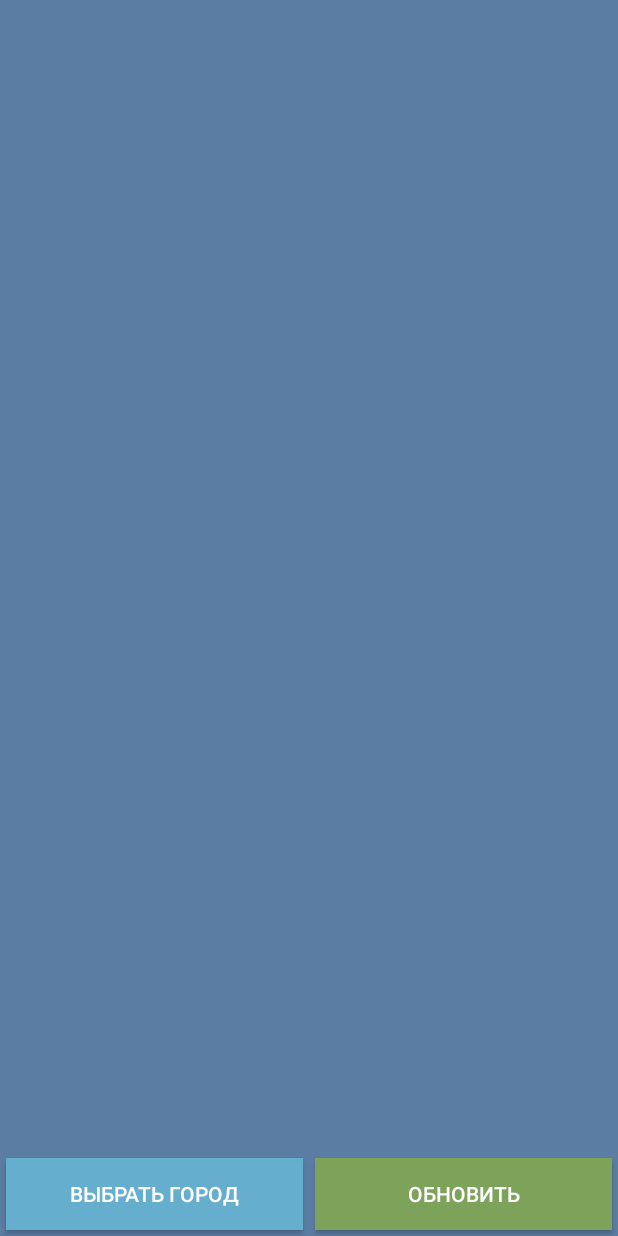
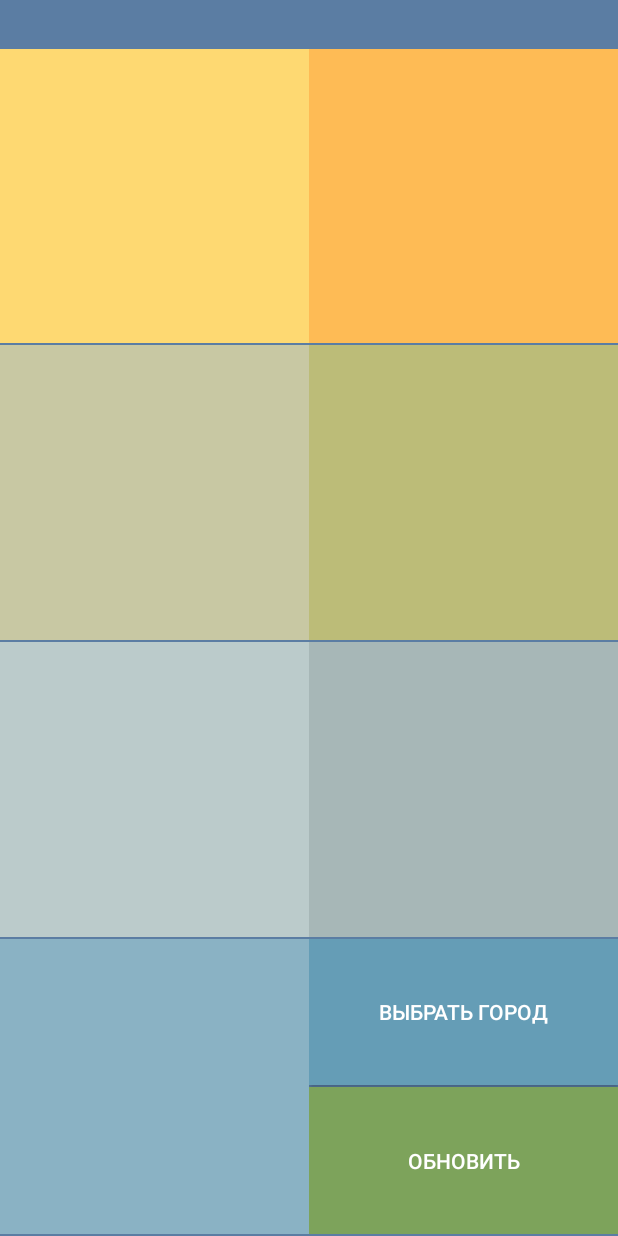
Before and after one commit to kroha22/SibWeather, an Android app: the layout weather_list.xml on its own in the app's theme, with its tools: preview values and no code run, on a phone screen of 412 x 824 dp. Run offline under Robolectric (Android 15) with nearby library versions, the phone set to English and light mode, and no system bars.

Commit message:
Доработки ui и восстановление из БД

```diff
--- a/app/build.gradle
+++ b/app/build.gradle
@@ -9,7 +9,7 @@ android {
 
     defaultConfig {
         applicationId "com.example.weatherparser"
-        minSdkVersion 14
+        minSdkVersion 16
         targetSdkVersion 25
         versionCode 1
         versionName "1.0"
--- a/app/src/main/java/com/example/sibweather/ui/ImageUtils.java
+++ b/app/src/main/java/com/example/sibweather/ui/ImageUtils.java
@@ -19,10 +19,6 @@ class ImageUtils {
         loadIconInto(view, iconPath, R.dimen.weather_pic_width, R.dimen.weather_pic_height);
     }
 
-    static void loadMiddleIconInto(@NotNull ImageView view, @NotNull String iconPath)  {
-        loadIconInto(view, iconPath, R.dimen.weather_pic_width_middle, R.dimen.weather_pic_height_middle);
-    }
-
     static void loadBigIconInto(@NotNull ImageView view, @NotNull String iconPath)  {
         loadIconInto(view, iconPath, R.dimen.weather_pic_width_big, R.dimen.weather_pic_height_big);
     }
--- a/app/src/main/java/com/example/sibweather/ui/MainActivity.java
+++ b/app/src/main/java/com/example/sibweather/ui/MainActivity.java
@@ -101,6 +101,7 @@ public class MainActivity extends MvpAppCompatActivity implements ForecastView {
         final AlertDialog.Builder builder = new AlertDialog.Builder(this);
 
         builder.setMessage(msg)
+                .setCancelable(false)
                 .setPositiveButton("Да", (dialog, which) -> onPositive.execute());
 
         if (onNegative!=null) {
--- a/app/src/main/res/drawable/white_bubble.xml
+++ /dev/null
@@ -1,5 +0,0 @@
-<?xml version="1.0" encoding="utf-8"?>
-<shape xmlns:android="http://schemas.android.com/apk/res/android"
-       android:shape="oval">
-    <solid android:color="@color/white"/>
-</shape>
--- a/app/src/main/res/layout/weather_list.xml
+++ b/app/src/main/res/layout/weather_list.xml
@@ -1,122 +1,140 @@
 <?xml version="1.0" encoding="utf-8"?>
 <LinearLayout xmlns:android="http://schemas.android.com/apk/res/android"
-              xmlns:tools="http://schemas.android.com/tools"
               android:layout_width="match_parent"
               android:layout_height="match_parent"
-              xmlns:app="http://schemas.android.com/apk/res-auto"
               android:orientation="vertical">
 
     <TextView
         android:id="@+id/weather_list_city"
         android:layout_width="match_parent"
         android:layout_height="wrap_content"
+        android:gravity="center_horizontal"
         android:textSize="@dimen/big_h2_size"
         android:textStyle="bold"/>
 
-    <android.support.constraint.ConstraintLayout
+    <LinearLayout
+        android:layout_width="match_parent"
+        android:layout_height="0dp"
+        android:layout_marginBottom="1dp"
+        android:layout_weight="1"
+        android:orientation="horizontal">
+
+        <LinearLayout
+            android:id="@+id/weather_list_0"
+            android:layout_width="0dp"
+            android:layout_height="match_parent"
+            android:layout_weight="1"
+            android:background="@color/lightOrange"
+            android:gravity="center"
+            android:orientation="vertical"/>
+
+        <LinearLayout
+            android:id="@+id/weather_list_1"
+            android:layout_width="0dp"
+            android:layout_height="match_parent"
+            android:background="@color/orange"
+            android:layout_weight="1"
+            android:gravity="center"
+            android:orientation="vertical"/>
+    </LinearLayout>
+
+    <LinearLayout
+        android:layout_width="match_parent"
+        android:layout_height="0dp"
+        android:layout_marginBottom="1dp"
+        android:layout_weight="1"
+        android:orientation="horizontal">
+
+
+        <LinearLayout
+            android:id="@+id/weather_list_2"
+            android:layout_width="0dp"
+            android:layout_height="match_parent"
+            android:layout_weight="1"
+            android:background="@color/lightOlive"
+            android:gravity="center"
+            android:orientation="vertical"/>
+
+        <LinearLayout
+            android:id="@+id/weather_list_3"
+            android:layout_width="0dp"
+            android:layout_height="match_parent"
+            android:layout_weight="1"
+            android:background="@color/olive"
+            android:gravity="center"
+            android:orientation="vertical"/>
+
+    </LinearLayout>
+
+    <LinearLayout
+        android:layout_width="match_parent"
+        android:layout_height="0dp"
+        android:layout_marginBottom="1dp"
+        android:layout_weight="1"
+        android:orientation="horizontal">
+
+        <LinearLayout
+            android:id="@+id/weather_list_4"
+            android:layout_width="0dp"
+            android:layout_height="match_parent"
+            android:layout_weight="1"
+            android:background="@color/lightGray"
+            android:gravity="center"
+            android:orientation="vertical"/>
+
+        <LinearLayout
+            android:id="@+id/weather_list_5"
+            android:layout_width="0dp"
+            android:layout_height="match_parent"
+            android:layout_weight="1"
+            android:background="@color/gray"
+            android:gravity="center"
+            android:orientation="vertical"/>
+
+    </LinearLayout>
+
+    <LinearLayout
         android:layout_width="match_parent"
         android:layout_height="0dp"
         android:layout_weight="1"
-        android:orientation="vertical">
-
-        <LinearLayout
-            android:id="@+id/weather_list_0"
-            android:layout_width="@dimen/big_bubble_d"
-            android:layout_height="@dimen/big_bubble_d"
-            android:layout_marginLeft="16dp"
-            android:layout_marginTop="44dp"
-            android:orientation="vertical"
-            app:layout_constraintLeft_toLeftOf="parent"
-            app:layout_constraintTop_toTopOf="parent"/>
-
-        <LinearLayout
-            android:id="@+id/weather_list_1"
-            android:layout_width="@dimen/big_bubble_d"
-            android:layout_height="@dimen/big_bubble_d"
-            android:layout_gravity="right"
-            android:layout_marginLeft="200dp"
-            android:layout_marginTop="4dp"
-            android:orientation="vertical"
-            app:layout_constraintLeft_toLeftOf="parent"
-            app:layout_constraintTop_toTopOf="parent"/>
-
-        <LinearLayout
-            android:id="@+id/weather_list_2"
-            android:layout_width="@dimen/big_bubble_d"
-            android:layout_height="@dimen/big_bubble_d"
-            android:layout_marginLeft="48dp"
-            android:layout_marginTop="164dp"
-            android:orientation="vertical"
-            app:layout_constraintLeft_toLeftOf="parent"
-            app:layout_constraintTop_toTopOf="parent"/>
-
-        <LinearLayout
-            android:id="@+id/weather_list_3"
-            android:layout_width="@dimen/big_bubble_d"
-            android:layout_height="@dimen/big_bubble_d"
-            android:layout_gravity="right"
-            android:layout_marginLeft="228dp"
-            android:layout_marginTop="184dp"
-            android:orientation="vertical"
-            app:layout_constraintLeft_toLeftOf="parent"
-            app:layout_constraintTop_toTopOf="parent"/>
-
-        <LinearLayout
-            android:id="@+id/weather_list_4"
-            android:layout_width="@dimen/big_bubble_d"
-            android:layout_height="@dimen/big_bubble_d"
-            android:layout_marginLeft="16dp"
-            android:layout_marginTop="352dp"
-            android:orientation="vertical"
-            app:layout_constraintLeft_toLeftOf="parent"
-            app:layout_constraintTop_toTopOf="parent"/>
-
-        <LinearLayout
-            android:id="@+id/weather_list_5"
-            android:layout_width="@dimen/big_bubble_d"
-            android:layout_height="@dimen/big_bubble_d"
-            android:layout_gravity="right"
-            android:layout_marginLeft="144dp"
-            android:layout_marginTop="304dp"
-            android:orientation="vertical"
-            app:layout_constraintLeft_toLeftOf="parent"
-            app:layout_constraintTop_toTopOf="parent"/>
+        android:layout_marginBottom="1dp"
+        android:orientation="horizontal">
 
         <LinearLayout
             android:id="@+id/weather_list_6"
-            android:layout_width="@dimen/big_bubble_d"
-            android:layout_height="@dimen/big_bubble_d"
-            android:layout_marginLeft="264dp"
-            android:layout_marginTop="352dp"
-            android:orientation="vertical"
-            app:layout_constraintLeft_toLeftOf="parent"
-            app:layout_constraintTop_toTopOf="parent"/>
+            android:layout_width="0dp"
+            android:layout_height="match_parent"
+            android:layout_weight="1"
+            android:background="@color/lightBlue"
+            android:gravity="center"
+            android:orientation="vertical"/>
 
-    </android.support.constraint.ConstraintLayout>
-
-    <android.support.v7.widget.ButtonBarLayout
-        android:layout_width="match_parent"
-        android:layout_height="wrap_content">
+        <LinearLayout
+            android:layout_width="0dp"
+            android:layout_height="match_parent"
+            android:layout_weight="1"
+            android:gravity="center"
+            android:orientation="vertical">
 
             <Button
                 android:id="@+id/weather_list_button_change"
-            android:layout_width="0dp"
+                android:layout_width="match_parent"
+                android:layout_height="0dp"
+                android:layout_marginBottom="1dp"
                 android:layout_weight="1"
                 android:background="@color/blue"
-            android:layout_height="wrap_content"
-            android:layout_margin="4dp"
                 android:text="@string/select_city"/>
 
             <Button
                 android:id="@+id/weather_list_button_update"
-            android:layout_width="0dp"
-            android:layout_margin="4dp"
+                android:layout_width="match_parent"
+                android:layout_height="0dp"
+                android:layout_weight="1"
                 android:background="@color/green"
-            android:layout_weight="1"
-            android:layout_height="wrap_content"
                 android:text="@string/update"/>
 
-
-    </android.support.v7.widget.ButtonBarLayout>
+        </LinearLayout>
 
     </LinearLayout>
+
+</LinearLayout>
--- a/app/src/main/res/values/colors.xml
+++ b/app/src/main/res/values/colors.xml
@@ -4,10 +4,20 @@
     <color name="colorPrimaryDark">#253458</color>
     <color name="colorAccent">#a35b7d</color>
 
-    <color name="blue">#66AECE</color>
+    <color name="orange">#FEBB55</color>
+    <color name="lightOrange">#FED972</color>
+
+    <color name="olive">#bcbc78</color>
+    <color name="lightOlive">#C8C8A3</color>
+
+    <color name="gray">#A7B7B7</color>
+    <color name="lightGray">#BBCBCB</color>
+
+    <color name="blue">#659db6</color>
+    <color name="lightBlue">#8ab2c4</color>
+
     <color name="green">#7da35b</color>
+
     <color name="white">#ffffff</color>
-    <color name="lightBlue">#ceeefc</color>
-    <color name="lightGreen">#befc87</color>
 
 </resources>
```
Also changed, not shown: app/src/main/java/com/example/sibweather/model/forecast/Db.java (+73 -12 lines), app/src/main/java/com/example/sibweather/model/forecast/DbTables.java (+1 -54 lines), app/src/main/java/com/example/sibweather/ui/DayForecastView.java (+1 -6 lines), app/src/main/java/com/example/sibweather/ui/ForecastListView.java (+0 -14 lines), app/src/main/java/com/example/sibweather/ui/ForecastPresenter.java (+37 -3 lines), app/src/main/java/com/example/sibweather/ui/ViewFactory.java (+5 -7 lines), app/src/main/res/layout/day_forecast.xml (+68 -67 lines), app/src/main/res/layout/weather_day.xml (+5 -5 lines), app/src/main/res/values/dimens.xml (+4 -6 lines), app/src/main/res/values/strings.xml (+8 -2 lines). Lines whose indentation alone changed are shown as unchanged.
